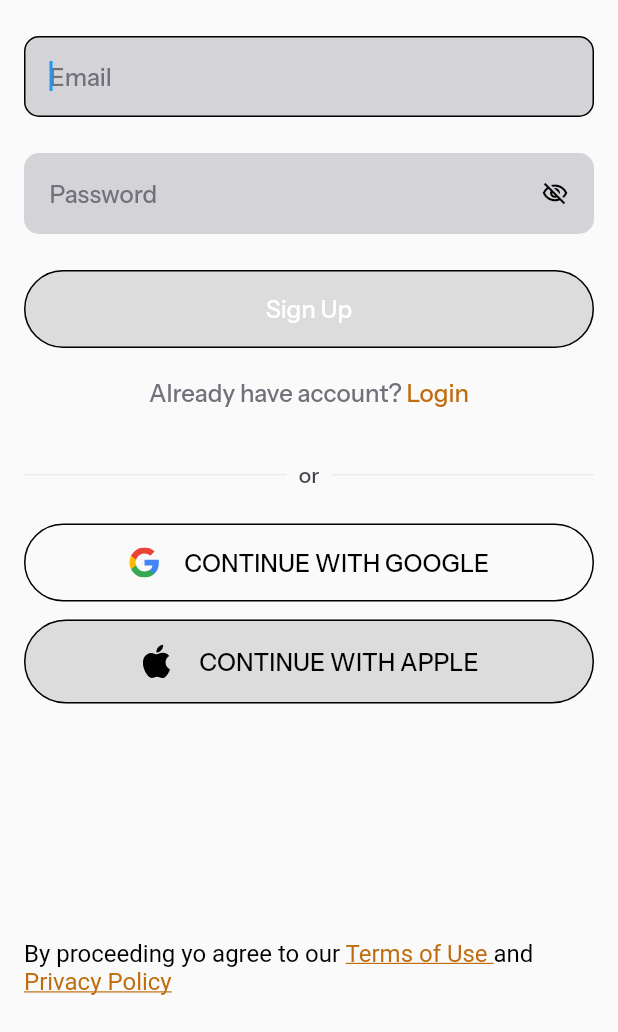
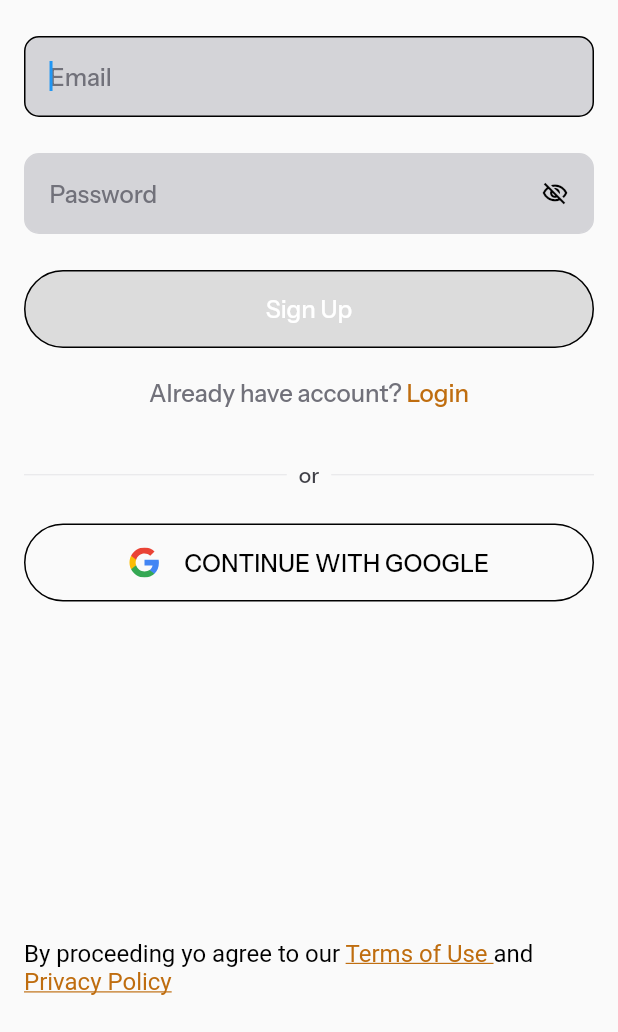
Before and after one commit to finnovetech/suyatra_mobile, a Flutter app: the SignUpPage screen opened directly, on a phone screen of 412 x 824 dp, the part 204-1236 px from its top. Run offline on Flutter 3.47's test engine with Material 3 defaults, Android fonts, the phone set to English and light mode, and no system bars; our stand-ins replace cached_network_image, carousel_slider, cloud_firestore, dartz, equatable, firebase_auth and 11 more; accounts and stored records are empty; network calls fail; project files that could hold a hidden picture were left out.

Commit message:
hidden apple login for now

```diff
--- a/suyatra/lib/features/articles/data/datasource/article_data_source.dart
+++ b/suyatra/lib/features/articles/data/datasource/article_data_source.dart
@@ -273,7 +273,6 @@ class ArticleDataSourceImpl implements ArticleDataSource {
     int? category,
     }) async {
     try {
-      print(allArticles.length);
       final moreResponse = await _apiBaseHelper.getWithoutToken("$baseUrl/stories?per_page=3&main_category=${mainCategory ?? ""}&category=${category ?? ""}&page=$_currentArticlePage");
       if(moreResponse.statusCode == 200) {
         allArticles.addAll(List.from(jsonDecode(moreResponse.body)["result"]).map((e) => ArticleModel.fromMap(e)).toList());
--- a/suyatra/lib/features/authentication/presentation/pages/sign_up_page.dart
+++ b/suyatra/lib/features/authentication/presentation/pages/sign_up_page.dart
@@ -230,14 +230,15 @@ class _SignUpPageState extends State<SignUpPage> {
                   textColor: blackColor,
                   icon: SvgPicture.asset("assets/icons/google.svg"),
                 ),
-                const SizedBox(height: 12.0),
-                CustomButton(
-                  label: "Continue with apple",
-                  buttonColor: Colors.transparent,
-                  borderColor: blackColor,
-                  textColor: blackColor,
-                  icon: SvgPicture.asset("assets/icons/apple.svg"),
-                ),
+                ///TODO: implement apple sign up
+                // const SizedBox(height: 12.0),
+                // CustomButton(
+                //   label: "Continue with apple",
+                //   buttonColor: Colors.transparent,
+                //   borderColor: blackColor,
+                //   textColor: blackColor,
+                //   icon: SvgPicture.asset("assets/icons/apple.svg"),
+                // ),
               ],
             ),
           ),
```
